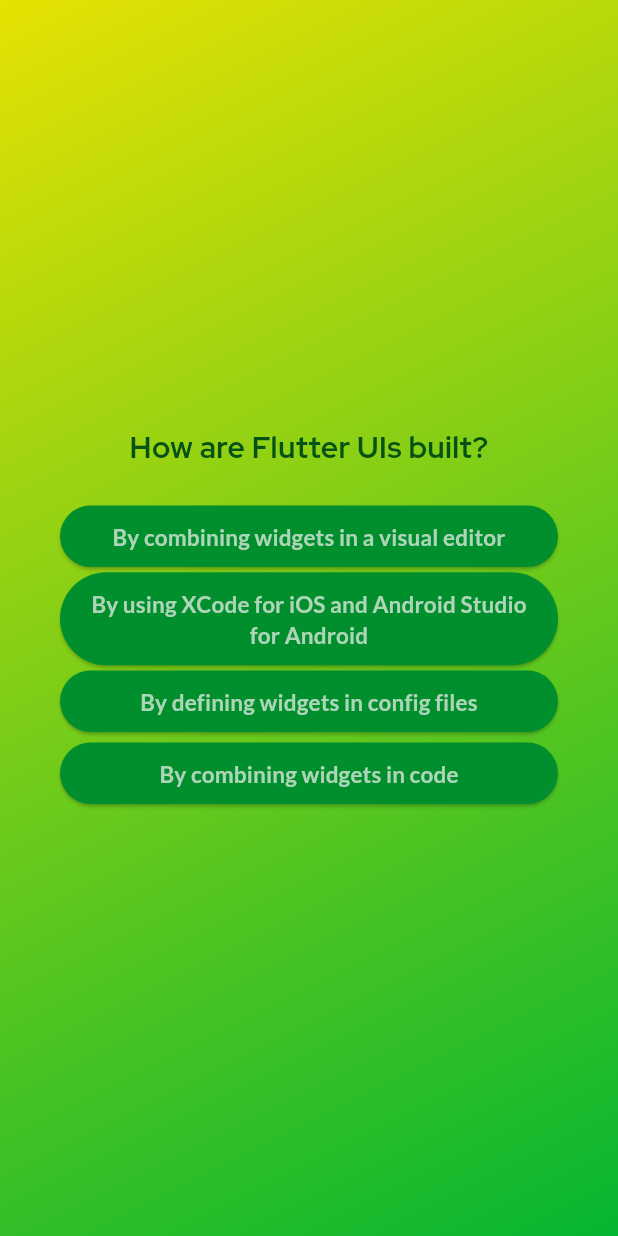
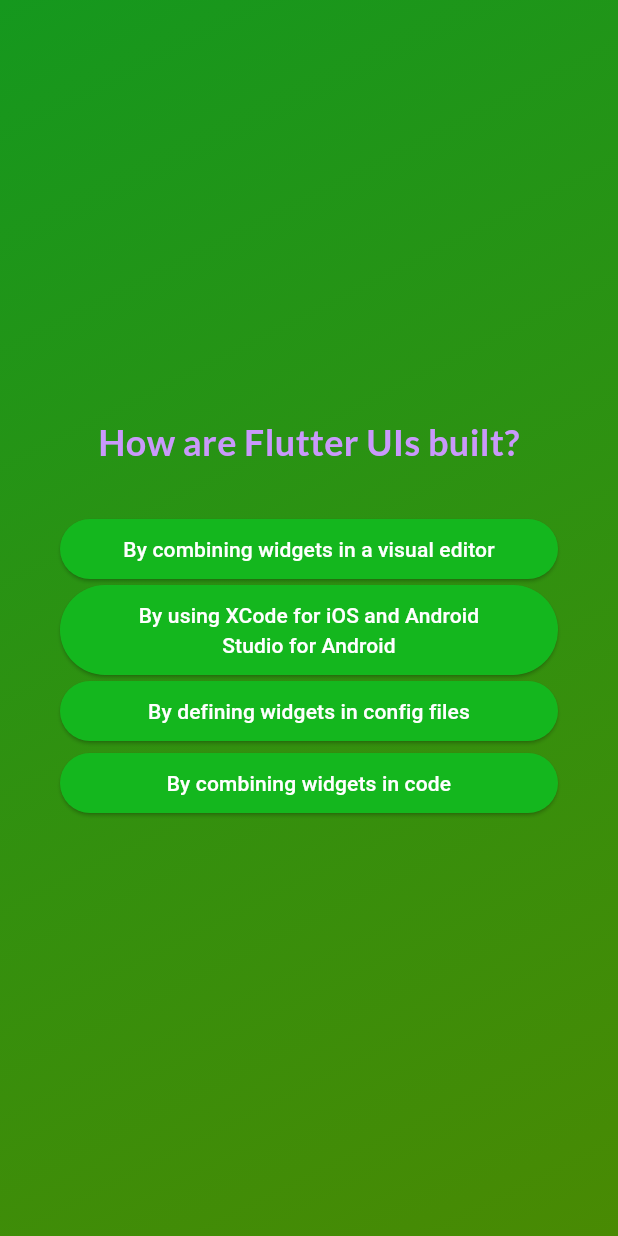
Before and after one commit to kalims-sahebi/flutter-quiz-app, a Flutter app: the screen it shows after launch, after a tap on "Start Quiz", after a tap on "Components", on a phone screen of 412 x 824 dp. Run offline on Flutter 3.47's test engine with Material 3 defaults, Android fonts, the phone set to English and light mode, and no system bars; our stand-ins replace google_fonts.

Commit message:
Project Done 100%

```diff
--- /dev/null
+++ b/lib/answer_button.dart
@@ -0,0 +1,34 @@
+import 'package:flutter/material.dart';
+
+class AnswerButton extends StatelessWidget {
+  const AnswerButton({
+    super.key,
+    required this.answerText,
+    required this.onTap,
+  });
+
+  final String answerText;
+  final void Function() onTap;
+
+  @override
+  Widget build(BuildContext context) {
+    return ElevatedButton(
+      onPressed: onTap,
+      style: ElevatedButton.styleFrom(
+        padding: const EdgeInsets.symmetric(
+          vertical: 10,
+          horizontal: 40,
+        ),
+        backgroundColor: const Color.fromARGB(255, 20, 183, 30),
+        foregroundColor: Colors.white,
+        shape: RoundedRectangleBorder(
+          borderRadius: BorderRadius.circular(40),
+        ),
+      ),
+      child: Text(
+        answerText,
+        textAlign: TextAlign.center,
+      ),
+    );
+  }
+}
--- a/lib/custome_widgets/answer_button.dart
+++ /dev/null
@@ -1,27 +0,0 @@
-import 'package:flutter/material.dart';
-import 'package:google_fonts/google_fonts.dart';
-
-class AnswerButton extends StatelessWidget {
-  const AnswerButton({super.key, required this.answertxt, required this.onTap});
-  final String answertxt;
-  final void Function() onTap;
-  @override
-  Widget build(context) {
-    return ElevatedButton(
-      style: ElevatedButton.styleFrom(
-        backgroundColor: const Color.fromARGB(255, 1, 142, 45),
-        foregroundColor: const Color.fromARGB(255, 173, 213, 183),
-        padding: const EdgeInsets.symmetric(vertical: 10, horizontal: 10),
-      ),
-      onPressed: onTap,
-      child: Text(
-        style: GoogleFonts.lato(
-          fontSize: 15,
-          fontWeight: FontWeight.bold,
-        ),
-        answertxt,
-        textAlign: TextAlign.center,
-      ),
-    );
-  }
-}
--- a/lib/data/questions.dart
+++ b/lib/data/questions.dart
@@ -1,7 +1,7 @@
-import 'package:flutter_quiz_app/models/question_model.dart';
+import 'package:flutter_quiz_app/models/quiz_question.dart';
 
 const questions = [
-  QuestionModel(
+  QuizQuestion(
     'What are the main building blocks of Flutter UIs?',
     [
       'Widgets',
@@ -10,13 +10,13 @@ const questions = [
       'Functions',
     ],
   ),
-  QuestionModel('How are Flutter UIs built?', [
+  QuizQuestion('How are Flutter UIs built?', [
     'By combining widgets in code',
     'By combining widgets in a visual editor',
     'By defining widgets in config files',
     'By using XCode for iOS and Android Studio for Android',
   ]),
-  QuestionModel(
+  QuizQuestion(
     'What\'s the purpose of a StatefulWidget?',
     [
       'Update UI as data changes',
@@ -25,7 +25,7 @@ const questions = [
       'Render UI that does not depend on data',
     ],
   ),
-  QuestionModel(
+  QuizQuestion(
     'Which widget should you try to use more often: StatelessWidget or StatefulWidget?',
     [
       'StatelessWidget',
@@ -34,7 +34,7 @@ const questions = [
       'None of the above',
     ],
   ),
-  QuestionModel(
+  QuizQuestion(
     'What happens if you change data in a StatelessWidget?',
     [
       'The UI is not updated',
@@ -43,7 +43,7 @@ const questions = [
       'Any nested StatefulWidgets are updated',
     ],
   ),
-  QuestionModel(
+  QuizQuestion(
     'How should you update data inside of StatefulWidgets?',
     [
       'By calling setState()',
--- a/lib/first_screen.dart
+++ /dev/null
@@ -1,51 +0,0 @@
-import 'package:flutter/material.dart';
-import 'package:google_fonts/google_fonts.dart';
-
-class FirstScreen extends StatelessWidget {
-  const FirstScreen(this.startQuiz, {super.key});
-  final void Function() startQuiz;
-  @override
-  Widget build(context) {
-    return Column(
-      mainAxisAlignment: MainAxisAlignment.center,
-      children: [
-        // Opacity(
-        //   opacity: 0.5,
-        //   child: Image.asset(
-        //     'assets/images/quiz-logo.png',
-        //     width: 200,
-        //   ),             not optimal aproach!
-        // ),
-
-        Image.asset(
-          'assets/images/quiz-logo.png',
-          width: 200,
-          color: const Color.fromARGB(150, 205, 241, 226),
-        ),
-
-        const SizedBox(
-          height: 30,
-        ),
-        Text(
-          'Learn flutter the fun way!',
-          style: GoogleFonts.lato(
-              fontSize: 15, color: const Color.fromARGB(255, 153, 246, 117)),
-        ),
-
-        const SizedBox(
-          height: 30,
-        ),
-        OutlinedButton.icon(
-          onPressed: startQuiz,
-          label: const Text(
-            'Start Quiz',
-            style: TextStyle(
-              color: Colors.white,
-            ),
-          ),
-          icon: const Icon(Icons.arrow_right_alt),
-        ),
-      ],
-    );
-  }
-}
--- a/lib/main.dart
+++ b/lib/main.dart
@@ -3,7 +3,5 @@ import 'package:flutter/material.dart';
 import 'package:flutter_quiz_app/quiz.dart';
 
 void main() {
-  runApp(
-    const Quiz(),
-  );
+  runApp(const Quiz());
 }
--- a/lib/models/question_model.dart
+++ /dev/null
@@ -1,11 +0,0 @@
-class QuestionModel {
-  const QuestionModel(this.question, this.answers);
-  final String question;
-  final List<String> answers;
-
-  List<String> getShuffledAnswerList() {
-    final shuffledList = List.of(answers);
-    shuffledList.shuffle();
-    return shuffledList;
-  }
-}
--- /dev/null
+++ b/lib/models/quiz_question.dart
@@ -0,0 +1,12 @@
+class QuizQuestion {
+  const QuizQuestion(this.text, this.answers);
+
+  final String text;
+  final List<String> answers;
+
+  List<String> get shuffledAnswers {
+    final shuffledList = List.of(answers);
+    shuffledList.shuffle();
+    return shuffledList;
+  }
+}
--- a/lib/questions_screen.dart
+++ b/lib/questions_screen.dart
@@ -1,11 +1,17 @@
 import 'package:flutter/material.dart';
-import 'package:flutter_quiz_app/custome_widgets/answer_button.dart';
-import 'package:flutter_quiz_app/data/questions.dart';
 import 'package:google_fonts/google_fonts.dart';
 
+import 'package:flutter_quiz_app/answer_button.dart';
+import 'package:flutter_quiz_app/data/questions.dart';
+
 class QuestionsScreen extends StatefulWidget {
-  const QuestionsScreen({super.key, required this.onAnswerSelect});
-  final void Function(String answer) onAnswerSelect;
+  const QuestionsScreen({
+    super.key,
+    required this.onSelectAnswer,
+  });
+
+  final void Function(String answer) onSelectAnswer;
+
   @override
   State<QuestionsScreen> createState() {
     return _QuestionsScreenState();
@@ -14,43 +20,48 @@ class QuestionsScreen extends StatefulWidget {
 
 class _QuestionsScreenState extends State<QuestionsScreen> {
   var currentQuestionIndex = 0;
-  void answerQuestion(String asnwer) {
-    widget.onAnswerSelect(asnwer);
 
+  void answerQuestion(String selectedAnswer) {
+    widget.onSelectAnswer(selectedAnswer);
+    // currentQuestionIndex = currentQuestionIndex + 1;
+    // currentQuestionIndex += 1;
     setState(() {
-      currentQuestionIndex++;
+      currentQuestionIndex++; // increments the value by 1
     });
   }
 
   @override
   Widget build(context) {
     final currentQuestion = questions[currentQuestionIndex];
-    return Container(
+
+    return SizedBox(
+      width: double.infinity,
+      child: Container(
         margin: const EdgeInsets.all(40),
         child: Column(
-        mainAxisSize: MainAxisSize.min,
+          mainAxisAlignment: MainAxisAlignment.center,
           crossAxisAlignment: CrossAxisAlignment.stretch,
           children: [
             Text(
-            currentQuestion.question,
-            style: GoogleFonts.redHatDisplay(
-                color: const Color.fromARGB(255, 6, 82, 20),
-                fontSize: 20,
-                fontWeight: FontWeight.bold),
+              currentQuestion.text,
+              style: GoogleFonts.lato(
+                color: const Color.fromARGB(255, 201, 153, 251),
+                fontSize: 24,
+                fontWeight: FontWeight.bold,
+              ),
               textAlign: TextAlign.center,
             ),
-          const SizedBox(
-            height: 20,
-          ),
-          ...currentQuestion.getShuffledAnswerList().map((answers) {
+            const SizedBox(height: 30),
+            ...currentQuestion.shuffledAnswers.map((answer) {
               return AnswerButton(
-              answertxt: answers,
+                answerText: answer,
                 onTap: () {
-                answerQuestion(answers);
+                  answerQuestion(answer);
                 },
               );
-          }),
+            })
           ],
+        ),
       ),
     );
   }
--- a/lib/quiz.dart
+++ b/lib/quiz.dart
@@ -1,9 +1,9 @@
 import 'package:flutter/material.dart';
 
-import 'package:flutter_quiz_app/first_screen.dart';
+import 'package:flutter_quiz_app/start_screen.dart';
 import 'package:flutter_quiz_app/questions_screen.dart';
 import 'package:flutter_quiz_app/data/questions.dart';
-import 'package:flutter_quiz_app/result_screen.dart';
+import 'package:flutter_quiz_app/results_screen.dart';
 
 class Quiz extends StatefulWidget {
   const Quiz({super.key});
@@ -15,47 +15,45 @@ class Quiz extends StatefulWidget {
 }
 
 class _QuizState extends State<Quiz> {
-  List<String> selectedAnswers = [];
-  void chooseAnswer(String answer) {
-    selectedAnswers.add(answer);
-    if (selectedAnswers.length == questions.length) {
+  List<String> _selectedAnswers = [];
+  var _activeScreen = 'start-screen';
+
+  void _switchScreen() {
+    setState(() {
+      _activeScreen = 'questions-screen';
+    });
+  }
+
+  void _chooseAnswer(String answer) {
+    _selectedAnswers.add(answer);
+
+    if (_selectedAnswers.length == questions.length) {
       setState(() {
-        activeScreen = 'result-screen';
+        _activeScreen = 'results-screen';
       });
     }
   }
 
   void restartQuiz() {
+    _selectedAnswers = [];
     setState(() {
-      selectedAnswers = [];
-      activeScreen = 'questions-screen';
-    });
-  }
-
-  var activeScreen = 'start-screen';
-// @override
-  // void initState() {
-  //   activeScreen = FirstScreen(switchScreen);
-  //   super.initState();
-  // }
-  void switchScreen() {
-    setState(() {
-      activeScreen = 'questions-screen';
+      _activeScreen = 'questions-screen';
     });
   }
 
   @override
   Widget build(context) {
-    Widget screenWidget = FirstScreen(switchScreen);
+    Widget screenWidget = StartScreen(_switchScreen);
 
-    if (activeScreen == 'questions-screen') {
+    if (_activeScreen == 'questions-screen') {
       screenWidget = QuestionsScreen(
-        onAnswerSelect: chooseAnswer,
+        onSelectAnswer: _chooseAnswer,
       );
     }
-    if (activeScreen == 'result-screen') {
-      screenWidget = ResultScreen(
-        choosenAnswers: selectedAnswers,
+
+    if (_activeScreen == 'results-screen') {
+      screenWidget = ResultsScreen(
+        chosenAnswers: _selectedAnswers,
         onRestart: restartQuiz,
       );
     }
@@ -63,12 +61,11 @@ class _QuizState extends State<Quiz> {
     return MaterialApp(
       home: Scaffold(
         body: Container(
-          alignment: Alignment.center,
           decoration: const BoxDecoration(
             gradient: LinearGradient(
               colors: [
-                Color.fromARGB(255, 230, 226, 2),
-                Color.fromARGB(255, 5, 182, 49),
+                Color.fromARGB(255, 21, 152, 30),
+                Color.fromARGB(255, 73, 138, 3),
               ],
               begin: Alignment.topLeft,
               end: Alignment.bottomRight,
--- /dev/null
+++ b/lib/start_screen.dart
@@ -0,0 +1,48 @@
+import 'package:flutter/material.dart';
+import 'package:google_fonts/google_fonts.dart';
+
+class StartScreen extends StatelessWidget {
+  const StartScreen(this.startQuiz, {super.key});
+
+  final void Function() startQuiz;
+
+  @override
+  Widget build(context) {
+    return Center(
+      child: Column(
+        mainAxisSize: MainAxisSize.min,
+        children: [
+          Image.asset(
+            'assets/images/quiz-logo.png',
+            width: 300,
+            color: const Color.fromARGB(150, 255, 255, 255),
+          ),
+          // Opacity(
+          //   opacity: 0.6,
+          //   child: Image.asset(
+          //     'assets/images/quiz-logo.png',
+          //     width: 300,
+          //   ),
+          // ),
+          const SizedBox(height: 80),
+          Text(
+            'Learn Flutter the fun way!',
+            style: GoogleFonts.lato(
+              color: const Color.fromARGB(255, 237, 223, 252),
+              fontSize: 24,
+            ),
+          ),
+          const SizedBox(height: 30),
+          OutlinedButton.icon(
+            onPressed: startQuiz,
+            style: OutlinedButton.styleFrom(
+              foregroundColor: Colors.white,
+            ),
+            icon: const Icon(Icons.arrow_right_alt),
+            label: const Text('Start Quiz'),
+          )
+        ],
+      ),
+    );
+  }
+}
```
Also changed, not shown: lib/questions_summary/question_identifier.dart (added, +35 -0 lines), lib/questions_summary/questions_summary.dart (added, +25 -0 lines), lib/questions_summary/summary_item.dart (added, +58 -0 lines), lib/result_screen.dart (deleted, +0 -70 lines), lib/results_screen.dart (added, +79 -0 lines), lib/summary_screen.dart (deleted, +0 -37 lines), pubspec.yaml (+6 -5 lines). Lines whose indentation alone changed are shown as unchanged.
